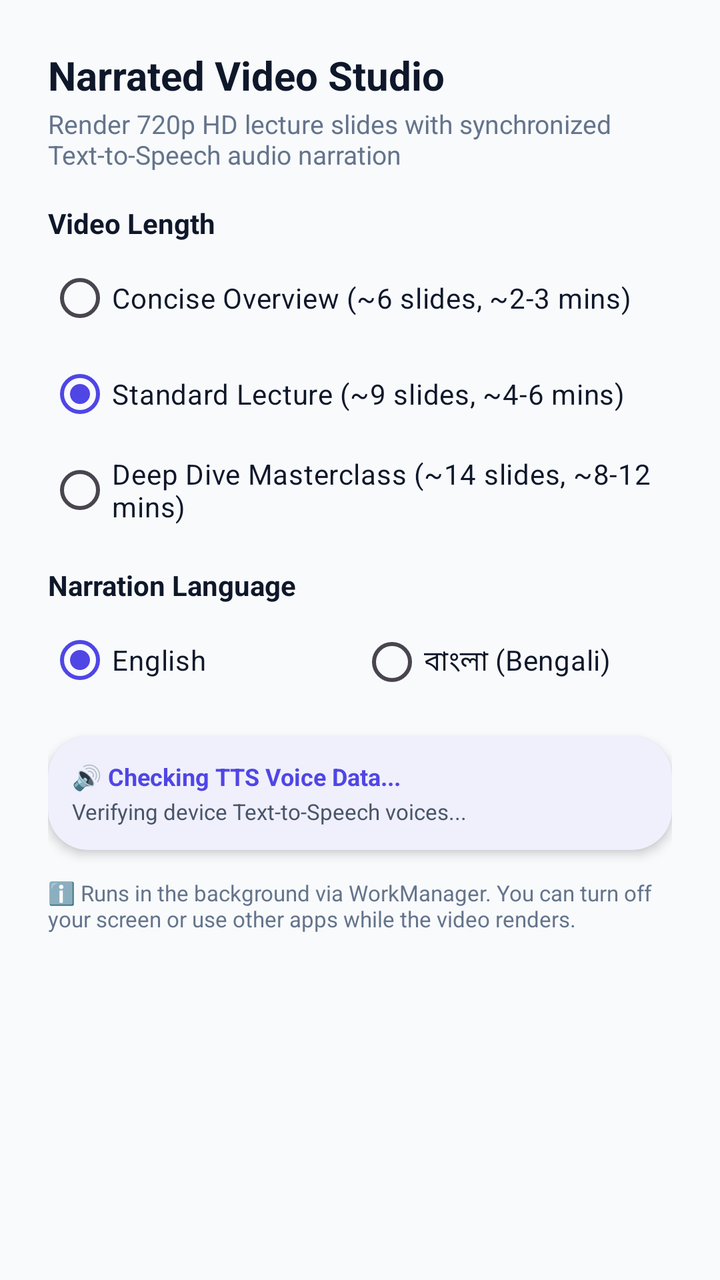
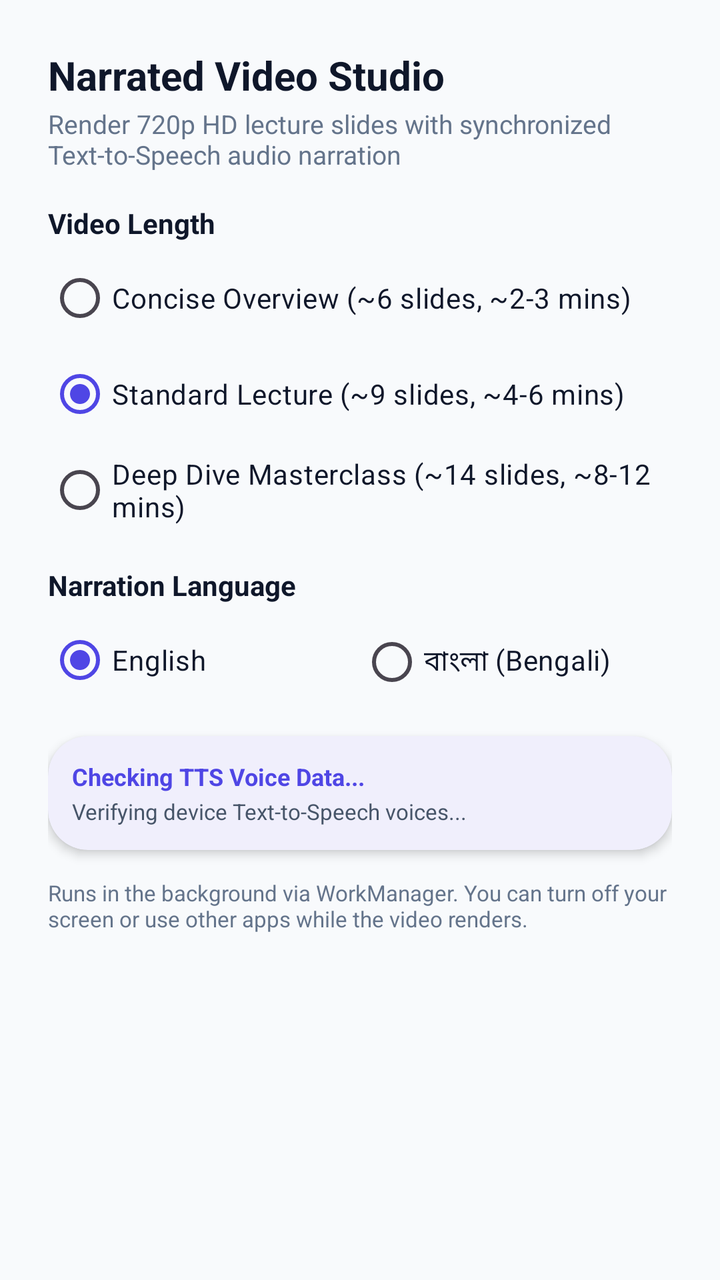

Screens rendered from an Android XML layout before and after an edit, with the pre-edit source and the edit as a unified diff.
<!-- AndroidManifest.xml: application theme Theme.ExamPrepAI -->
<!-- res/layout/dialog_generate_video_options.xml -->
<?xml version="1.0" encoding="utf-8"?>
<androidx.core.widget.NestedScrollView xmlns:android="http://schemas.android.com/apk/res/android"
    xmlns:app="http://schemas.android.com/apk/res-auto"
    android:layout_width="match_parent"
    android:layout_height="wrap_content">

    <LinearLayout
        android:layout_width="match_parent"
        android:layout_height="wrap_content"
        android:orientation="vertical"
        android:padding="24dp">

        <TextView
            android:layout_width="match_parent"
            android:layout_height="wrap_content"
            android:text="Narrated Video Studio"
            android:textSize="20sp"
            android:textStyle="bold"
            android:textColor="@color/on_surface" />

        <TextView
            android:layout_width="match_parent"
            android:layout_height="wrap_content"
            android:text="Render 720p HD lecture slides with synchronized Text-to-Speech audio narration"
            android:textSize="13sp"
            android:textColor="@color/on_surface_light"
            android:layout_marginTop="2dp" />

        
        <TextView
            android:layout_width="match_parent"
            android:layout_height="wrap_content"
            android:text="Video Length"
            android:textSize="14sp"
            android:textStyle="bold"
            android:textColor="@color/on_surface"
            android:layout_marginTop="16dp" />

        <RadioGroup
            android:id="@+id/rg_video_detail"
            android:layout_width="match_parent"
            android:layout_height="wrap_content"
            android:orientation="vertical"
            android:layout_marginTop="4dp">

            <RadioButton
                android:id="@+id/rb_video_summary"
                android:layout_width="match_parent"
                android:layout_height="wrap_content"
                android:text="Concise Overview (~6 slides, ~2-3 mins)"
                android:textColor="@color/on_surface" />

            <RadioButton
                android:id="@+id/rb_video_standard"
                android:layout_width="match_parent"
                android:layout_height="wrap_content"
                android:text="Standard Lecture (~9 slides, ~4-6 mins)"
                android:checked="true"
                android:textColor="@color/on_surface" />

            <RadioButton
                android:id="@+id/rb_video_exhaustive"
                android:layout_width="match_parent"
                android:layout_height="wrap_content"
                android:text="Deep Dive Masterclass (~14 slides, ~8-12 mins)"
                android:textColor="@color/on_surface" />
        </RadioGroup>

        
        <TextView
            android:layout_width="match_parent"
            android:layout_height="wrap_content"
            android:text="Narration Language"
            android:textSize="14sp"
            android:textStyle="bold"
            android:textColor="@color/on_surface"
            android:layout_marginTop="14dp" />

        <RadioGroup
            android:id="@+id/rg_video_lang"
            android:layout_width="match_parent"
            android:layout_height="wrap_content"
            android:orientation="horizontal"
            android:layout_marginTop="4dp">

            <RadioButton
                android:id="@+id/rb_video_lang_en"
                android:layout_width="0dp"
                android:layout_height="wrap_content"
                android:layout_weight="1"
                android:text="English"
                android:checked="true"
                android:textColor="@color/on_surface" />

            <RadioButton
                android:id="@+id/rb_video_lang_bn"
                android:layout_width="0dp"
                android:layout_height="wrap_content"
                android:layout_weight="1"
                android:text="বাংলা (Bengali)"
                android:textColor="@color/on_surface" />
        </RadioGroup>

        
        <com.google.android.material.card.MaterialCardView
            android:id="@+id/card_tts_status"
            android:layout_width="match_parent"
            android:layout_height="wrap_content"
            android:layout_marginTop="14dp"
            style="@style/Widget.ExamPrep.Card">

            <LinearLayout
                android:layout_width="match_parent"
                android:layout_height="wrap_content"
                android:orientation="vertical"
                android:padding="12dp">

                <TextView
                    android:id="@+id/text_tts_status_title"
                    android:layout_width="match_parent"
                    android:layout_height="wrap_content"
                    android:text="🔊 Checking TTS Voice Data..."
                    android:textSize="12sp"
                    android:textStyle="bold"
                    android:textColor="@color/primary" />

                <TextView
                    android:id="@+id/text_tts_status_desc"
                    android:layout_width="match_parent"
                    android:layout_height="wrap_content"
                    android:text="Verifying device Text-to-Speech voices..."
                    android:textSize="11sp"
                    android:textColor="@color/on_surface_medium"
                    android:layout_marginTop="2dp" />

                <com.google.android.material.button.MaterialButton
                    android:id="@+id/btn_install_tts"
                    android:layout_width="wrap_content"
                    android:layout_height="wrap_content"
                    android:layout_marginTop="8dp"
                    android:text="Install Voices"
                    android:visibility="gone"
                    style="@style/Widget.Material3.Button.TonalButton" />
            </LinearLayout>
        </com.google.android.material.card.MaterialCardView>

        
        <TextView
            android:layout_width="match_parent"
            android:layout_height="wrap_content"
            android:text="ℹ️ Runs in the background via WorkManager. You can turn off your screen or use other apps while the video renders."
            android:textSize="11sp"
            android:textColor="@color/on_surface_light"
            android:layout_marginTop="14dp" />

    </LinearLayout>
</androidx.core.widget.NestedScrollView>
<!-- resources referenced by this layout -->
<resources>
  <color name="on_surface">#0F172A</color>
  <color name="on_surface_light">#64748B</color>
  <color name="on_surface_medium">#475569</color>
  <color name="primary">#4F46E5</color>
  <style name="Widget.ExamPrep.Card" parent="Widget.Material3.CardView.Elevated">
          <item name="cardCornerRadius">20dp</item>
          <item name="cardElevation">3dp</item>
          <item name="strokeWidth">0dp</item>
          <item name="cardBackgroundColor">@color/surface</item>
      </style>
  <style name="Theme.ExamPrepAI" parent="Theme.Material3.Light.NoActionBar">
          <item name="colorPrimary">@color/primary</item>
          <item name="colorPrimaryDark">@color/primary_dark</item>
          <item name="colorPrimaryContainer">@color/primary_container</item>
          <item name="colorOnPrimaryContainer">@color/on_primary_container</item>
          <item name="colorAccent">@color/accent</item>
          <item name="colorOnPrimary">@color/on_primary</item>
          <item name="colorSecondary">@color/accent</item>
          <item name="colorSecondaryContainer">@color/accent_light</item>
          <item name="colorOnSecondaryContainer">@color/accent_dark</item>
          <item name="android:colorBackground">@color/background</item>
          <item name="colorSurface">@color/surface</item>
          <item name="colorOnSurface">@color/on_surface</item>
          <item name="colorSurfaceVariant">@color/surface_variant</item>
          <item name="colorError">@color/error</item>
          <item name="android:statusBarColor">@color/primary_dark</item>
          <item name="android:navigationBarColor">@color/surface</item>
      </style>
  <color name="surface">#FFFFFF</color>
  <color name="primary_dark">#3730A3</color>
  <color name="primary_container">#E0E7FF</color>
  <color name="on_primary_container">#312E81</color>
  <color name="accent">#E11D48</color>
  <color name="on_primary">#FFFFFF</color>
  <color name="accent_light">#FFE4E6</color>
  <color name="accent_dark">#9F1239</color>
  <color name="background">#F8FAFC</color>
  <color name="surface_variant">#F1F5F9</color>
  <color name="error">#DC2626</color>
</resources>

<!-- the commit's change to res/layout/dialog_generate_video_options.xml (unified diff, before → after) -->
@@ -119,7 +119,7 @@
                     android:id="@+id/text_tts_status_title"
                     android:layout_width="match_parent"
                     android:layout_height="wrap_content"
-                    android:text="🔊 Checking TTS Voice Data..."
+                    android:text="Checking TTS Voice Data..."
                     android:textSize="12sp"
                     android:textStyle="bold"
                     android:textColor="@color/primary" />
@@ -148,7 +148,7 @@
         <TextView
             android:layout_width="match_parent"
             android:layout_height="wrap_content"
-            android:text="ℹ️ Runs in the background via WorkManager. You can turn off your screen or use other apps while the video renders."
+            android:text="Runs in the background via WorkManager. You can turn off your screen or use other apps while the video renders."
             android:textSize="11sp"
             android:textColor="@color/on_surface_light"
             android:layout_marginTop="14dp" />
